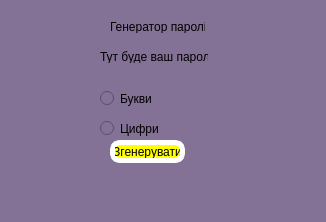
First picture: the form in untitled.ui, repository WindiKRockY/generatot-pass, before the edit.
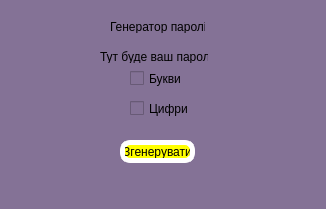
Second picture: the form after the edit.

```diff
--- a/untitled.ui
+++ b/untitled.ui
@@ -7,7 +7,7 @@
     <x>0</x>
     <y>0</y>
     <width>326</width>
-    <height>222</height>
+    <height>209</height>
    </rect>
   </property>
   <property name="windowTitle">
@@ -63,7 +63,7 @@
    <widget class="QPushButton" name="pushButton_2">
     <property name="geometry">
      <rect>
-      <x>110</x>
+      <x>120</x>
       <y>140</y>
       <width>75</width>
       <height>23</height>
@@ -79,12 +79,12 @@
      <string>Згенерувати</string>
     </property>
    </widget>
-   <widget class="QRadioButton" name="radioButton">
+   <widget class="QCheckBox" name="checkBox">
     <property name="geometry">
      <rect>
-      <x>100</x>
-      <y>90</y>
-      <width>82</width>
+      <x>130</x>
+      <y>70</y>
+      <width>70</width>
       <height>17</height>
      </rect>
     </property>
@@ -92,12 +92,12 @@
      <string>Букви</string>
     </property>
    </widget>
-   <widget class="QRadioButton" name="radioButton_2">
+   <widget class="QCheckBox" name="checkBox_2">
     <property name="geometry">
      <rect>
-      <x>100</x>
-      <y>120</y>
-      <width>82</width>
+      <x>130</x>
+      <y>100</y>
+      <width>70</width>
       <height>17</height>
      </rect>
     </property>
```
Left out of the diff: 10 changed lines with no effect on the pictures.
